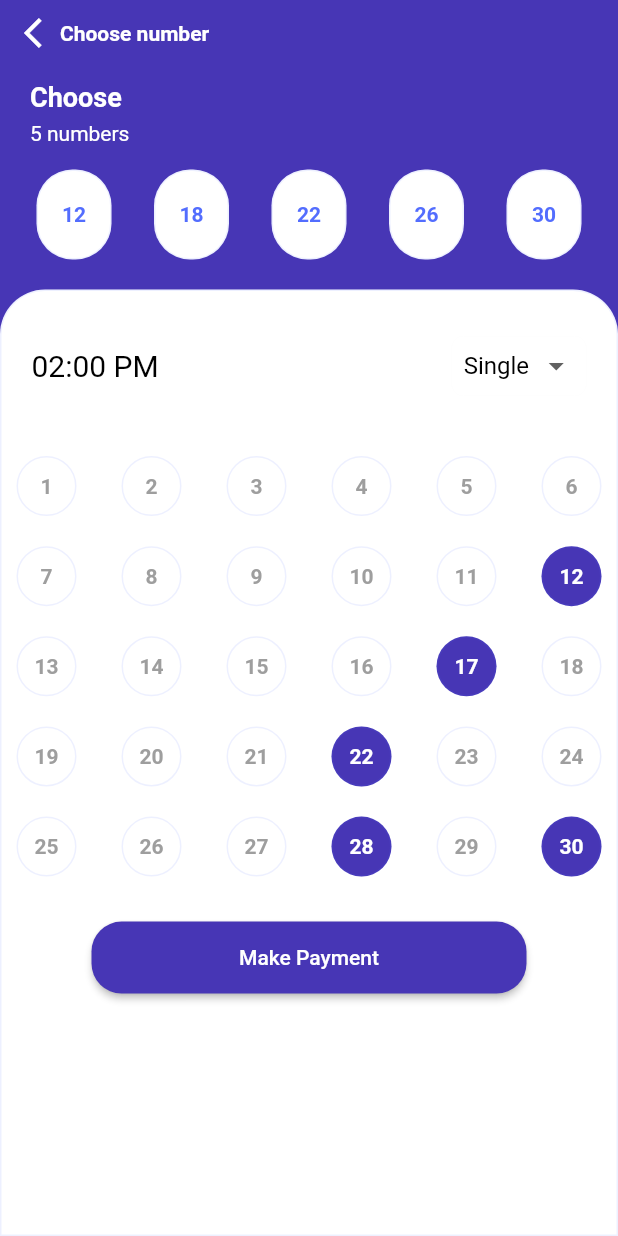
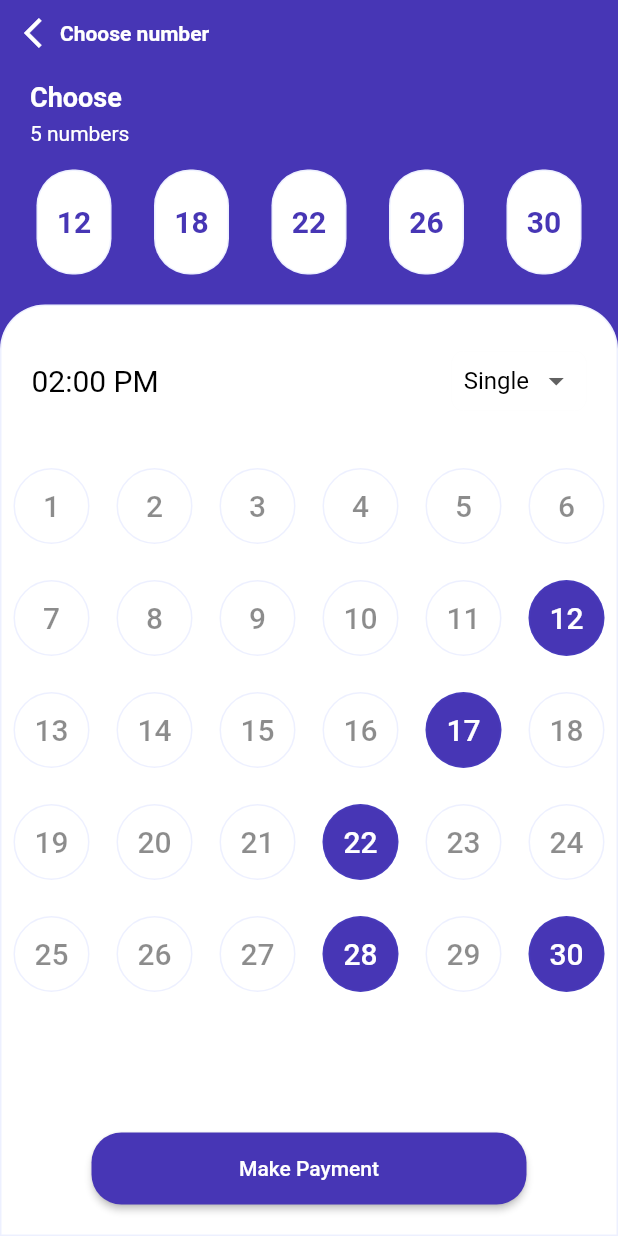
Before and after one commit to Logic2019/lottery_ui, a Flutter app: the ChooseNumber screen opened directly, on a phone screen of 412 x 824 dp. Run offline on Flutter 3.47's test engine with Material 2 defaults, Android fonts, the phone set to English and light mode, and no system bars.

Commit message:
minimal changes

```diff
--- a/lib/ui/choose_number/choose_number.dart
+++ b/lib/ui/choose_number/choose_number.dart
@@ -1,3 +1,4 @@
+import 'package:flutter/cupertino.dart';
 import 'package:flutter/material.dart';
 import 'package:lottery_ui/ui/payment/payment_page.dart';
 
@@ -97,7 +98,7 @@ class _ChooseNumberState extends State<ChooseNumber> {
   Widget buildSelectedNumber(number) {
     return Container(
       width: fiftyDp,
-      height: sixtyDp,
+      height: 70,
       margin: EdgeInsets.symmetric(horizontal: fourDp),
       decoration: BoxDecoration(
           color: Colors.white,
@@ -107,8 +108,10 @@ class _ChooseNumberState extends State<ChooseNumber> {
       child: Center(
           child: Text(
         "$number",
-        style:
-            TextStyle(color: Colors.indigoAccent, fontWeight: FontWeight.w700),
+        style: TextStyle(
+            color: Color(0xFF4736B5),
+            fontWeight: FontWeight.bold,
+            fontSize: twentyDp),
       )),
     );
   }
@@ -124,8 +127,15 @@ class _ChooseNumberState extends State<ChooseNumber> {
           borderRadius: BorderRadius.only(
               topLeft: Radius.circular(thirtyDp),
               topRight: Radius.circular(thirtyDp))),
-      child: SingleChildScrollView(
+      child: CustomScrollView(
+        slivers: [
+          SliverFillRemaining(
+            hasScrollBody: true,
             child: Column(
+              crossAxisAlignment: CrossAxisAlignment.stretch,
+              mainAxisAlignment: MainAxisAlignment.spaceBetween,
+              children: [
+                Column(
                   children: [
                     //time and drop down
                     Padding(
@@ -140,7 +150,8 @@ class _ChooseNumberState extends State<ChooseNumber> {
                             padding: const EdgeInsets.only(top: eightDp),
                             child: Text(
                               twoPm,
-                      style: TextStyle(color: Colors.black, fontSize: twentyDp),
+                              style: TextStyle(
+                                  color: Colors.black, fontSize: twentyDp),
                             ),
                           ),
                           //dropdown
@@ -150,18 +161,23 @@ class _ChooseNumberState extends State<ChooseNumber> {
                     ),
                     GridView.builder(
                       itemBuilder: (context, index) {
-                return buildRoundContainerWithNumber(listOfNumbers[index]);
+                        return buildRoundContainerWithNumber(
+                            listOfNumbers[index]);
                       },
                       itemCount: listOfNumbers.length,
                       shrinkWrap: true,
                       gridDelegate: SliverGridDelegateWithFixedCrossAxisCount(
                           crossAxisCount: 6,
-                  mainAxisSpacing: 0.1,
-                  crossAxisSpacing: tenDp),
+                          mainAxisSpacing: 8,
+                          crossAxisSpacing: 2),
+                    ),
+                  ],
                 ),
                 buildPaymentButton()
               ],
             ),
+          )
+        ],
       ),
     );
   }
@@ -203,7 +219,7 @@ class _ChooseNumberState extends State<ChooseNumber> {
 
   Widget buildRoundContainerWithNumber(number) {
     return Container(
-      margin: EdgeInsets.symmetric(horizontal: tenDp, vertical: tenDp),
+      margin: EdgeInsets.symmetric(horizontal: eightDp, vertical: eightDp),
       decoration: BoxDecoration(
           //this is manual for UI purpose
           color: number == 12 ||
@@ -217,7 +233,7 @@ class _ChooseNumberState extends State<ChooseNumber> {
             width: 1,
             color: Colors.indigoAccent.withOpacity(0.1),
           ),
-          borderRadius: BorderRadius.circular(twentyFourDp)),
+          borderRadius: BorderRadius.circular(thirtyDp)),
       child: Center(
           child: Text(
         "$number",
@@ -228,8 +244,9 @@ class _ChooseNumberState extends State<ChooseNumber> {
                     number == 28 ||
                     number == 30
                 ? Colors.white
-                : Colors.grey,
-            fontWeight: FontWeight.bold),
+                : Colors.black45,
+            fontWeight: FontWeight.w500,
+            fontSize: 20),
       )),
     );
   }
```
Lines whose indentation alone changed are shown as unchanged.
